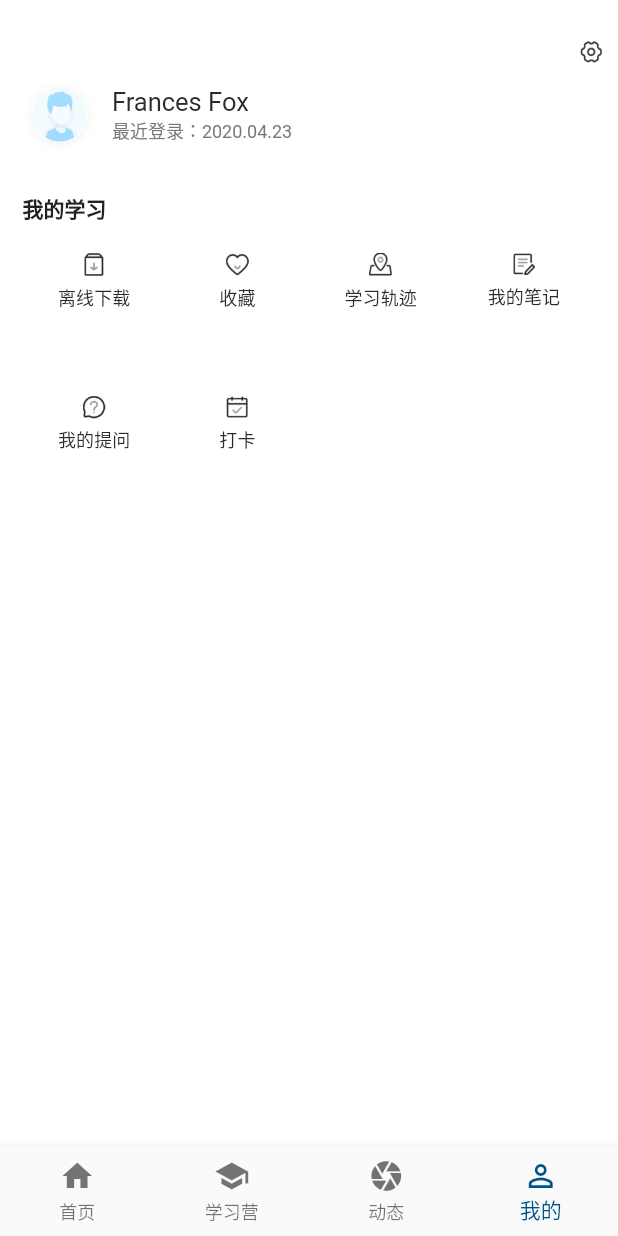
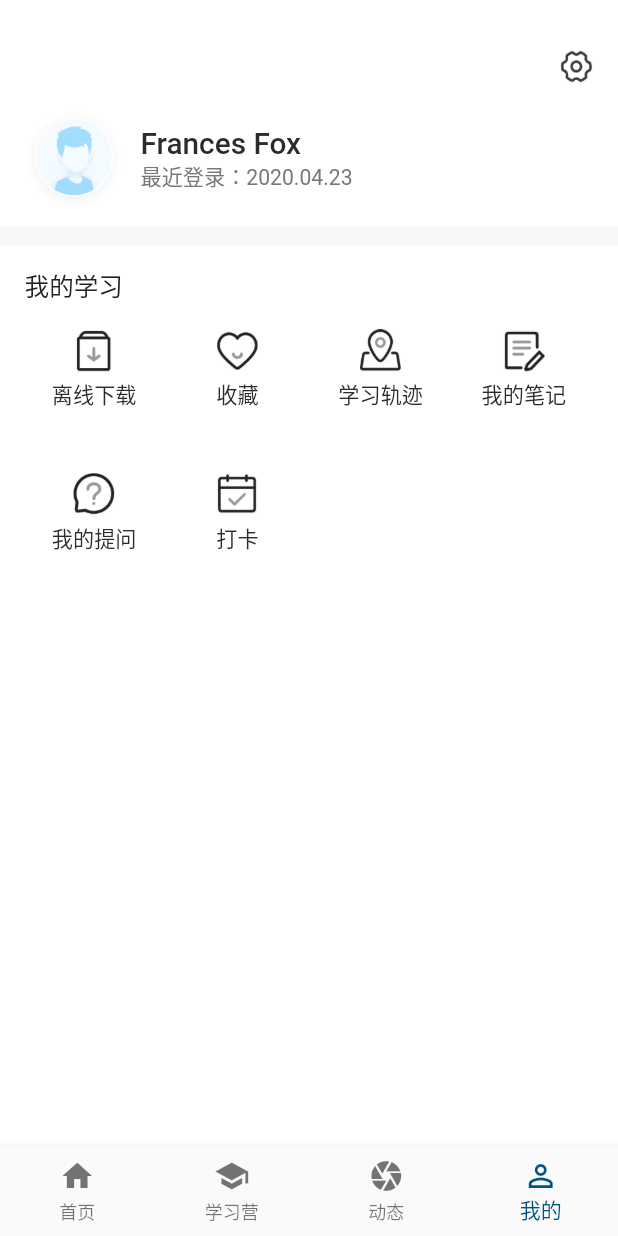
Before and after one commit to LiuMeng1224/Flutter-App, a Flutter app: the MainPage screen opened directly, item 4 of the bottom bar chosen, on a phone screen of 412 x 824 dp. Run offline on Flutter 3.47's test engine with Material 2 defaults, Android fonts, the light colour scheme and no system bars; our stand-ins replace device_info, dio, fluro, flutter_easyrefresh, flutter_screenutil, flutter_swiper and 2 more; accounts and stored records are empty; network calls fail; statements that could not run were skipped.

```diff
--- a/flutter_app/lib/componets/HomeSpecialColumn.dart
+++ b/flutter_app/lib/componets/HomeSpecialColumn.dart
@@ -1,7 +1,6 @@
 
 import 'package:flutter/material.dart';
 import 'package:flutter_screenutil/screenutil.dart';
-import 'package:video_player/video_player.dart';
 
 //专栏
 class HomeSpecialColumn extends StatefulWidget{
--- a/flutter_app/lib/pages/main_page.dart
+++ b/flutter_app/lib/pages/main_page.dart
@@ -1,8 +1,8 @@
 import 'package:flutter/cupertino.dart';
 import 'package:flutter/material.dart';
 import 'package:flutter/services.dart';
-import 'package:ECEIBS/pages/HomePage.dart';
-import 'package:ECEIBS/pages/MinePage.dart';
+import 'package:ECEIBS/pages/home_page.dart';
+import 'package:ECEIBS/pages/mine_page.dart';
 import 'package:ECEIBS/pages/learning_camp.dart';
 import 'package:ECEIBS/pages/stuty_acitivity.dart';
 import 'package:ECEIBS/componets/home/home_search.dart';
--- a/flutter_app/lib/pages/MinePage.dart
+++ b/flutter_app/lib/pages/mine_page.dart
@@ -52,11 +52,12 @@ class MinPageState extends State<MinePage>{
             height: ScreenUtil().setHeight(40),
           ),
           Container(
-            padding: EdgeInsets.all(10),
+            padding: EdgeInsets.all(ScreenUtil().setWidth(43)),
             alignment: Alignment.centerRight,
             child: Image.asset("assets/images/icon_setting.png",
-              width: ScreenUtil().setWidth(40),
-              height: ScreenUtil().setWidth(40),
+              width: ScreenUtil().setWidth(58),
+              height: ScreenUtil().setWidth(58),
+              fit: BoxFit.fill,
             ),
           ),
           Padding(
@@ -66,8 +67,9 @@ class MinPageState extends State<MinePage>{
               children: [
                 Image.asset(
                   "assets/images/icon_mine_header.png",
-                  width: ScreenUtil().setWidth(130),
-                  height: ScreenUtil().setWidth(130),
+                  width: ScreenUtil().setWidth(180),
+                  height: ScreenUtil().setWidth(180),
+                  fit: BoxFit.fill,
                 ),
                 SizedBox(
                   width: 10,
@@ -81,7 +83,8 @@ class MinPageState extends State<MinePage>{
                         overflow: TextOverflow.ellipsis,
                         style: TextStyle(
                           color: Color(0xff2A2B2B),
-                          fontSize: 17,
+                          fontSize: ScreenUtil().setSp(52),
+                          fontWeight: FontWeight.w500,
                         ),
                       ),
                       Text("最近登录：2020.04.23",
@@ -89,7 +92,7 @@ class MinPageState extends State<MinePage>{
                         overflow: TextOverflow.ellipsis,
                         style: TextStyle(
                           color: Color(0xff777777),
-                          fontSize: 12,
+                          fontSize: ScreenUtil().setSp(37),
                         ),
                       ),
                     ],
@@ -106,7 +109,7 @@ class MinPageState extends State<MinePage>{
 
   Widget _getMyStudy(){
     return Container(
-      height: ScreenUtil().setHeight(200*_lines),
+      height: ScreenUtil().setHeight(240*_lines),
       padding: EdgeInsets.only(top:12,left: 15,right: 15,bottom: 20),
       color: Colors.white,
       child: GridView.count(
@@ -130,8 +133,8 @@ class MinPageState extends State<MinePage>{
     return Column(
       children: [
         Image.asset(item.img,
-          width: ScreenUtil().setWidth(40),
-          fit: BoxFit.fitWidth,
+          height: ScreenUtil().setHeight(66),
+          fit: BoxFit.fitHeight,
         ),
         SizedBox(
           height: 5,
@@ -139,7 +142,7 @@ class MinPageState extends State<MinePage>{
         Text(
           item.name,
           style: TextStyle(
-            fontSize: 12,
+            fontSize: ScreenUtil().setSp(37),
             color: Color(0xff2A2B2B)
           ),
         )
@@ -152,20 +155,24 @@ class MinPageState extends State<MinePage>{
     return Column(
       children: [
         _getUserInfo(),
+        Container(
+          height: ScreenUtil().setHeight(29),
+          color: Color(0xffF7F7F7),
+        ),
         SizedBox(
           height: 10,
         ),
         Container(
-          padding: EdgeInsets.only(left: 15),
+          padding: EdgeInsets.only(left: ScreenUtil().setWidth(43)),
           height: ScreenUtil().setHeight(80),
           alignment: Alignment.centerLeft,
           color: Colors.white,
           child: Text(
             "我的学习",
             style: TextStyle(
-              fontSize: 14,
+              fontSize: ScreenUtil().setSp(43),
               color: Color(0xff222222),
-              fontWeight: FontWeight.w600
+              fontWeight: FontWeight.w500
             ),
           ),
         ),
--- a/flutter_app/lib/pages/stuty_acitivity.dart
+++ b/flutter_app/lib/pages/stuty_acitivity.dart
@@ -14,6 +14,7 @@ class StudyActivityState extends State<StudyActivity>{
   @override
   Widget build(BuildContext context) {
     return Container(
+      alignment: Alignment.center,
       child: Text(
         "学习动态"
       ),
--- a/flutter_app/lib/router/router_handler.dart
+++ b/flutter_app/lib/router/router_handler.dart
@@ -2,7 +2,7 @@ import 'package:flutter/material.dart';
 import 'package:fluro/fluro.dart';
 import 'package:ECEIBS/pages/main_page.dart';
 import 'package:ECEIBS/pages/login_page.dart';
-import 'package:ECEIBS/pages/GuidePage.dart';
+import 'package:ECEIBS/pages/guide_page.dart';
 //通过Handler定制路由规则,重写handlerFunc方法，Map类型的参数params接收页面跳转传递的参数
 //主页面跳转
 var homeHandler = Handler(
--- a/flutter_app/pubspec.yaml
+++ b/flutter_app/pubspec.yaml
@@ -29,7 +29,6 @@ dependencies:
   # Use with the CupertinoIcons class for iOS style icons.
   cupertino_icons: ^0.1.3
   shared_preferences: ^0.5.7+3
-  video_player: ^0.10.11+2
   fluro: ^1.6.3
   flutter_screenutil: ^2.3.0
   flutter_easyrefresh: ^2.1.1
```
Also changed, not shown: flutter_app/lib/componets/home/image_text_navigator.dart (+4 -3 lines), flutter_app/lib/pages/VideoTest.dart (deleted, +0 -340 lines), flutter_app/lib/pages/home_page.dart (renamed from flutter_app/lib/pages/HomePage.dart, +0 -17 lines), flutter_app/assets/images/icon_history_clear.png (added), flutter_app/lib/pages/guide_page.dart (renamed from flutter_app/lib/pages/GuidePage.dart), flutter_app/pubspec.lock.
